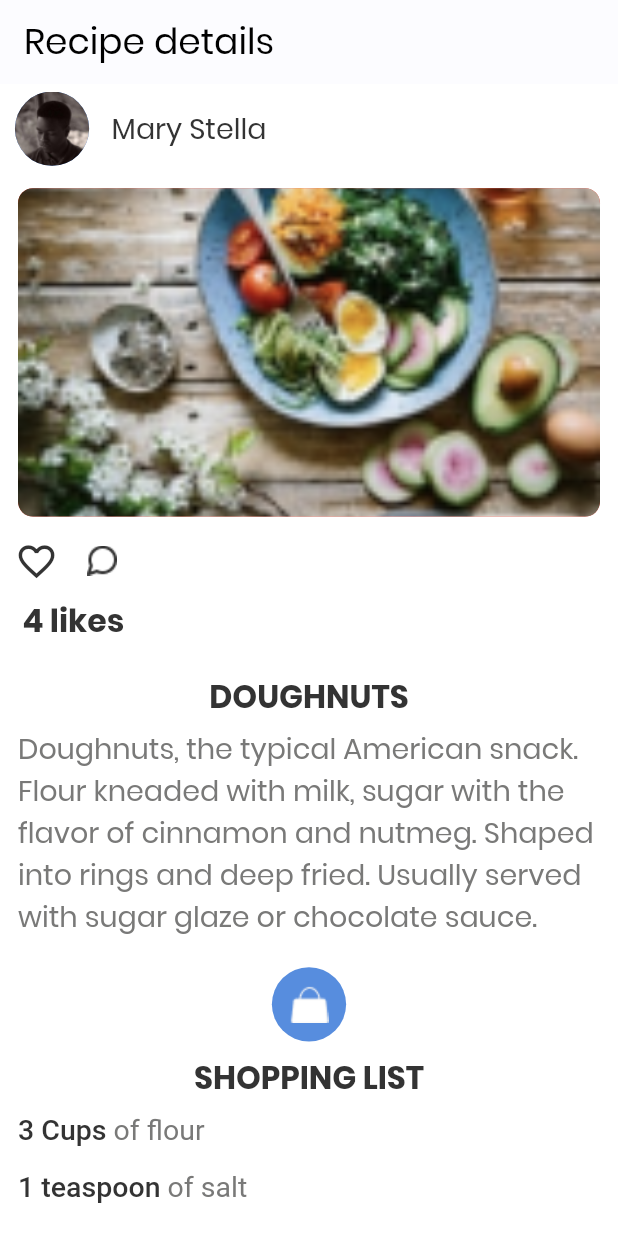
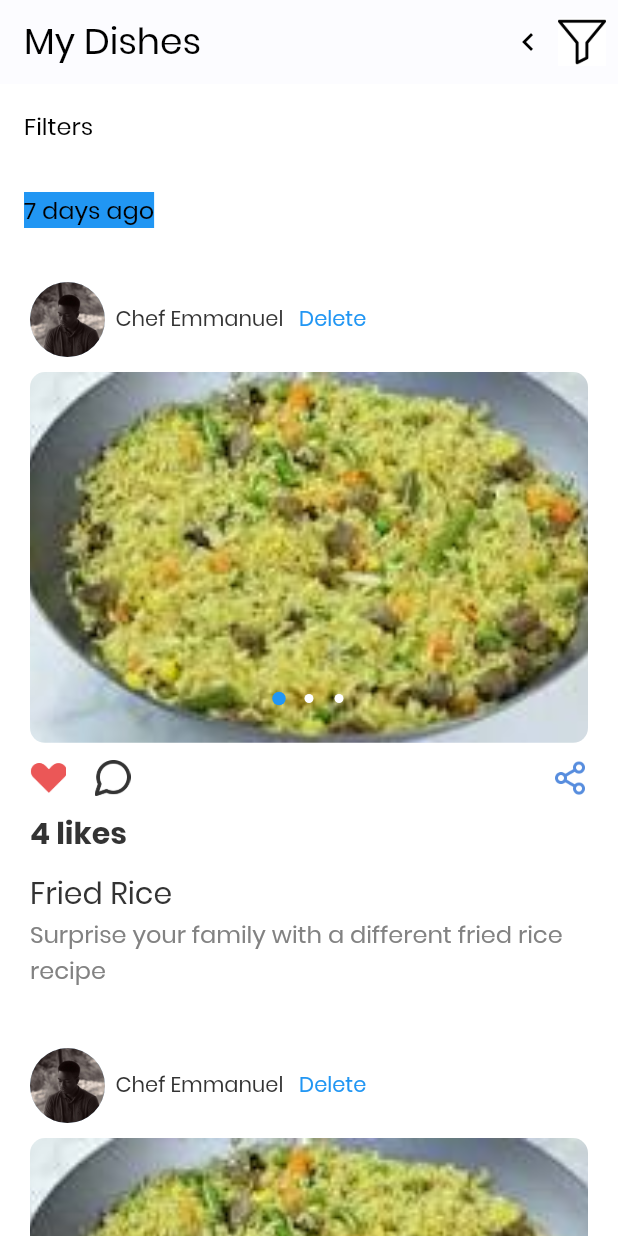
Before and after one commit to hngi/mobileforce-iCook, a Flutter app: the screen it shows after launch, on a phone screen of 412 x 824 dp. Run offline on Flutter 3.47's test engine with Material 2 defaults, Android fonts, the phone set to English and light mode, and no system bars; drawn by our look-alikes of carousel_pro; our stand-ins replace connectivity, dio, flutter_screenutil, get, get_it, google_fonts and 3 more; missing offline and left inert: transformer_page_view; accounts and stored records are empty.

Commit message:
dish screen

```diff
--- a/icook_mobile/lib/Joey_main.dart
+++ b/icook_mobile/lib/Joey_main.dart
@@ -1,4 +1,5 @@
 import 'package:flutter/material.dart';
+
 import 'package:transformer_page_view/transformer_page_view.dart';
 
 void main() => runApp(MyApp());
--- a/icook_mobile/lib/main.dart
+++ b/icook_mobile/lib/main.dart
@@ -3,13 +3,9 @@ import 'package:icook_mobile/core/managers/core_manager.dart';
 import 'package:icook_mobile/core/services/key_storage/key_storage_service.dart';
 import 'package:icook_mobile/locator.dart';
 import 'package:icook_mobile/provider_setup.dart';
-import 'package:icook_mobile/ui/details_screen/details_screen.dart';
+import 'package:icook_mobile/ui/ui_helper.dart';
 import 'package:icook_mobile/ui/router.dart';
-
-
-
-
-import 'package:icook_mobile/ui/ui_helper.dart';
+import 'package:icook_mobile/ui/dish_screen/dish_screen.dart';
 import 'package:provider/provider.dart';
 import 'package:stacked_services/stacked_services.dart';
 
@@ -36,7 +32,7 @@ class MyApp extends StatelessWidget {
           darkTheme: Constants.darkTheme,
           navigatorKey: navigationService.navigatorKey,
           onGenerateRoute: Router.generateRoute,
-          home: DetailsScreen(),
+          home: DishTab(),
         ),
       ),
     );
--- /dev/null
+++ b/icook_mobile/lib/ui/dish_screen/dish_screen.dart
@@ -0,0 +1,326 @@
+// import 'dart:js';
+import 'package:flutter/cupertino.dart';
+import 'package:flutter/material.dart';
+import 'package:google_fonts/google_fonts.dart';
+import 'package:carousel_pro/carousel_pro.dart';
+// import 'package:flutter_screenutil/flutter_screenutil.dart';
+// import 'package:path/path.dart';
+// import 'package:icook_mobile/ui/profile_screen/constant.dart';
+
+class DishTab extends StatefulWidget {
+  @override
+  _DishTabState createState() => _DishTabState();
+}
+
+class _DishTabState  extends State<DishTab> {
+  @override
+  Widget build(BuildContext context) {
+
+    // ScreenUtil.init(context,
+    //     height: double.infinity, width: 414, allowFontScaling: true);
+
+    return Scaffold(
+      backgroundColor: Colors.white,
+      appBar: AppBar(
+
+        title: Text('My Dishes'
+      ),
+        // centerTitle: true,
+
+        actions: <Widget>[
+
+           Icon(Icons.keyboard_arrow_left),
+
+        IconButton(
+
+    icon: new Image.asset('assets/images/filter.png'),
+
+
+      onPressed: () {
+        // do something
+      },
+    ),
+    ]),
+
+
+
+    body:ListView(
+    children: <Widget>[
+      ListTile(
+      title: Text('Filters',
+        style: GoogleFonts.poppins(
+            textStyle: TextStyle(
+                color: Colors.black,
+                fontSize: 16,
+                fontWeight: FontWeight.w500)),
+      )
+
+
+      ),
+
+
+
+
+    ListTile(
+
+      title:Text('7 days ago',
+
+      style: GoogleFonts.poppins(
+          textStyle: TextStyle(
+
+
+            backgroundColor: Colors.blue,
+              color: Colors.black,
+              fontSize: 16,
+              fontWeight: FontWeight.w500)
+      )
+
+    //    RaisedButton(
+    //         onPressed: () => Icons.exit_to_app,
+    //          child: Text('7 days ago',
+    // // title:  Text('7 days ago',
+    //   style: GoogleFonts.poppins(
+    //       textStyle: TextStyle(
+
+    //         backgroundColor: Colors.blue,
+    //           color: Colors.black,
+    //           fontSize: 16,
+    //           fontWeight: FontWeight.w500)
+
+    ),
+
+     ),
+
+    // new IconButton(
+    // icon: new Icon(Icons.close),
+    // onPressed: () => Icons.exit_to_app,
+    // ),
+
+
+
+    _buildCardItem(
+    foodImage: [
+    "assets/images/rice.jpg",
+    "assets/images/soup.jpg",
+    "assets/images/vegetable.jpg",
+    ],
+    chefImage: "assets/images/chef_emma.jpg",
+    chefName: "Chef Emmanuel ",
+    delName: "Delete",
+    foodName: "Fried Rice",
+    foodDescription: "Surprise your family with a different fried rice recipe",
+    likes: 4),
+
+    _buildCardItem(
+    chefImage: "assets/images/chef_emma.jpg",
+    foodImage: [
+    "assets/images/rice.jpg",
+    "assets/images/soup.jpg",
+    "assets/images/vegetable.jpg",
+    ],
+    chefName: "Chef Emmanuel ",
+    delName: "Delete",
+    foodName: "African Ewedu soup",
+    foodDescription: "Prepare ewedu soup in 15 short steps.",
+    likes: 4),
+
+    _buildCardItem(
+    chefImage: "assets/images/chef_emma.jpg",
+    foodImage: [
+    "assets/images/rice.jpg",
+    "assets/images/soup.jpg",
+    "assets/images/vegetable.jpg",
+    ],
+    chefName: "Chef Emmanuel ",
+    delName: "Delete",
+    foodName: "Goat meat vegetable soup ",
+    foodDescription: "You’ll be amazed!.",
+    likes: 4),
+       ],
+      ),
+    );
+  }
+
+  Widget _buildCardItem(
+      {String chefImage,
+        String chefName,
+        String delName,
+        List<String> foodImage,
+        foodName,
+        String foodDescription,
+        int likes}) {
+    print("FoodImage Size ${foodImage.length}");
+    return Padding(
+      padding: const EdgeInsets.only(left: 20, right: 20, top: 20, bottom: 20),
+      child: Column(
+        mainAxisAlignment: MainAxisAlignment.start,
+        crossAxisAlignment: CrossAxisAlignment.start,
+        children: <Widget>[
+          Row(
+            mainAxisAlignment: MainAxisAlignment.start,
+            crossAxisAlignment: CrossAxisAlignment.center,
+            children: <Widget>[
+              CircleAvatar(
+                backgroundImage: AssetImage(chefImage),
+                radius: 25,
+              ),
+              SizedBox(
+                width: 7,
+              ),
+
+              Text(
+                chefName,
+                style: GoogleFonts.poppins(
+                    fontSize: 14,
+                    fontWeight: FontWeight.w500,
+                    color: Color(0xFF333333)),
+              ),
+
+                SizedBox(
+                width: 7,
+              ),
+                 Text(
+                delName,
+                 style: GoogleFonts.poppins(
+
+                    fontSize: 14,
+                    fontWeight: FontWeight.w300,
+                    color: Colors.blue,)
+                          )
+            ],
+          ),
+
+
+          SizedBox(
+            height: 10,
+          ),
+
+          Container(
+            height: MediaQuery.of(context).size.height * 0.3,
+            width: MediaQuery.of(context).size.width,
+            decoration: BoxDecoration(borderRadius: BorderRadius.circular(15)),
+            child: Carousel(
+              images: foodImage.map((e) => AssetImage(e)).toList(),
+              dotSize: 6.0,
+              dotIncreaseSize: 1.5,
+              dotSpacing: 20.0,
+              dotColor: Colors.white,
+              dotIncreasedColor: Colors.blue,
+              autoplay: false,
+              indicatorBgPadding: 5.0,
+              radius: Radius.circular(10),
+              dotVerticalPadding: 20,
+
+              dotBgColor: Colors.transparent,
+              borderRadius: true,
+            ),
+          ),
+          Row(
+            crossAxisAlignment: CrossAxisAlignment.start,
+            mainAxisAlignment: MainAxisAlignment.spaceBetween,
+            children: <Widget>[
+              Row(
+                crossAxisAlignment: CrossAxisAlignment.start,
+                mainAxisAlignment: MainAxisAlignment.start,
+                mainAxisSize: MainAxisSize.min,
+                children: <Widget>[
+
+
+
+                  Padding(
+                    padding: const EdgeInsets.only(
+                        left: 0,
+                        top: 11.5
+                    ),
+                    child: InkWell(
+                      onTap: (){},
+                      child: Image(image:
+
+                      AssetImage( "assets/images/like_icon.png"),
+
+                        width: 24,
+                        height: 24,
+                      ),
+                    ),
+                  ),
+
+                  Padding(
+                    padding: const EdgeInsets.only(
+                        left: 19,
+                        top: 11.5
+                    ),
+                    child: InkWell(
+                      onTap: (){},
+                      child: Image(image:
+
+                      AssetImage( "assets/images/message-circle.png"),
+
+                        width: 24,
+                        height: 24,
+                      ),
+                    ),
+                  ),
+
+
+                ],
+              ),
+
+              Padding(
+                padding: const EdgeInsets.only(
+                    left: 19,
+                    top: 11.5
+                ),
+                child: InkWell(
+                  onTap: (){},
+
+                  child:
+                  Image(image:
+
+                  AssetImage( "assets/images/share.png"),
+
+                    width: 24,
+                    height: 24,
+                  ),
+                ),
+              ),
+
+            ],
+          ),
+          SizedBox(
+            height: 10,
+          ),
+          Text(
+            "$likes likes",
+            style: GoogleFonts.poppins(
+                color: Color(0xFF333333),
+                fontSize: 20,
+                fontStyle: FontStyle.normal,
+                fontWeight: FontWeight.w600),
+          ),
+          SizedBox(
+            height: 10,
+          ),
+          Text(
+            foodName,
+            style: GoogleFonts.poppins(
+                color: Color(0xFF333333),
+                fontSize: 20,
+                fontStyle: FontStyle.normal,
+                fontWeight: FontWeight.w500),
+          ),
+          Text(
+            foodDescription,
+            style: GoogleFonts.poppins(
+                color: Color(0xFF828282),
+                fontSize: 16,
+                fontWeight: FontWeight.w500),
+          )
+        ],
+      ),
+    );
+  }
+}
+
+
+
+//
--- a/icook_mobile/lib/ui/profile_screen/profile_screen.dart
+++ b/icook_mobile/lib/ui/profile_screen/profile_screen.dart
@@ -1,8 +1,6 @@
 import 'package:flutter/material.dart';
 import 'package:flutter_screenutil/flutter_screenutil.dart';
 import 'package:google_fonts/google_fonts.dart';
-import 'package:line_awesome_flutter/line_awesome_flutter.dart';
-
 import '../ui_helper.dart';
 
 class ProfileScreen extends StatelessWidget {
@@ -104,6 +102,7 @@ class ProfileScreen extends StatelessWidget {
                           textStyle:
                               TextStyle(color: Colors.blueGrey, fontSize: 12)),
                     ),
+
                     trailing: Icon(Icons.keyboard_arrow_right),
                     onTap: () {
                       print('my dishes');
--- a/icook_mobile/lib/ui/router.dart
+++ b/icook_mobile/lib/ui/router.dart
@@ -1,7 +1,6 @@
 import 'package:flutter/material.dart';
 import 'package:get/get.dart';
 import 'package:icook_mobile/core/constants/view_routes.dart';
-import 'package:icook_mobile/core/constants/view_state.dart';
 
 /// Class that generates routes for the application
 ///   - Routes are generated by the list of routes in the app
--- a/icook_mobile/lib/ui/splash_screen/splash_screen.dart
+++ b/icook_mobile/lib/ui/splash_screen/splash_screen.dart
@@ -1,5 +1,4 @@
 import 'package:flutter/material.dart';
-import 'package:google_fonts/google_fonts.dart';
 import 'package:icook_mobile/ui/widgets/k_button.dart';
 
 import '../ui_helper.dart';
--- a/icook_mobile/lib/ui/ui_helper.dart
+++ b/icook_mobile/lib/ui/ui_helper.dart
@@ -1,7 +1,6 @@
 import 'package:flutter/material.dart';
 import 'package:icook_mobile/core/services/key_storage/key_storage_service.dart';
 import 'package:icook_mobile/locator.dart';
-import 'package:stacked_services/stacked_services.dart';
 import 'package:flutter_screenutil/flutter_screenutil.dart';
 
 class Constants {
--- a/icook_mobile/pubspec.yaml
+++ b/icook_mobile/pubspec.yaml
@@ -49,6 +49,10 @@ dependencies:
   dio: ^3.0.9
   line_awesome_flutter: ^1.0.1
   flutter_screenutil: ^1.0.2
+#  flutter_screenutil: ^2.1.0
+
+
+  transformer_page_view:
 
 
 
```
Also changed, not shown: icook_mobile/assets/images/chef_emma.jpg (added), icook_mobile/assets/images/rice.jpg (added), icook_mobile/assets/images/soup.jpg (added), icook_mobile/assets/images/vegetable.jpg (added), icook_mobile/pubspec.lock.
